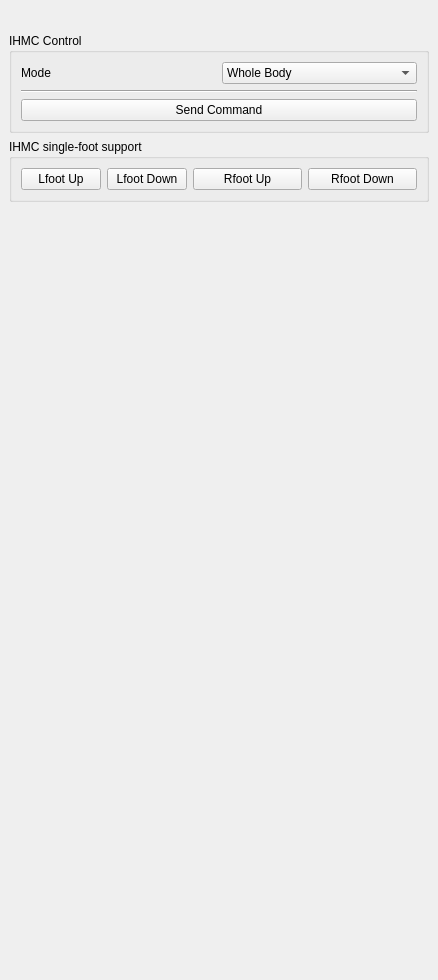
The window that software/modules/ohdirector/ui/ddValkyrieDriverPanel.ui (openhumanoids/oh-distro) describes before a commit, drawn with Qt 5.
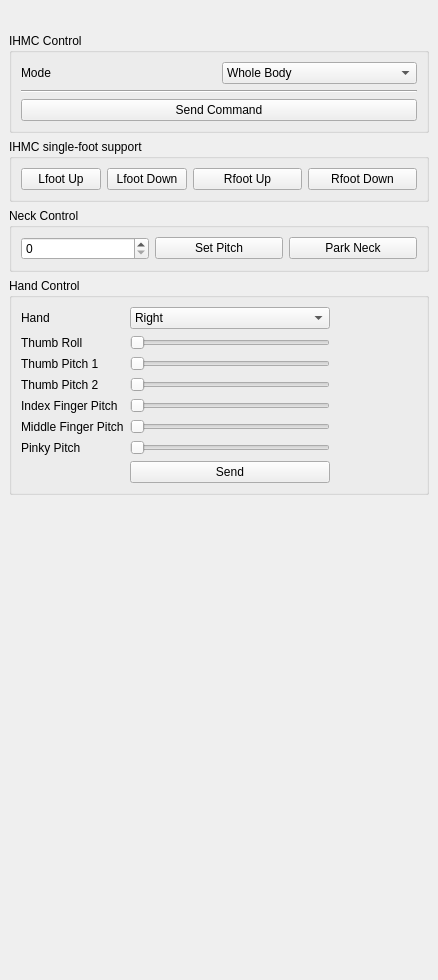
The same window after the commit.

Commit message: ddValkyrieDriverPanel.ui updates to include hand and neck control

```diff
--- a/software/modules/ohdirector/ui/ddValkyrieDriverPanel.ui
+++ b/software/modules/ohdirector/ui/ddValkyrieDriverPanel.ui
@@ -166,6 +166,218 @@
          </layout>
         </widget>
        </item>
+       <item>
+        <widget class="QGroupBox" name="neckControlBox">
+         <property name="minimumSize">
+          <size>
+           <width>0</width>
+           <height>0</height>
+          </size>
+         </property>
+         <property name="title">
+          <string>Neck Control</string>
+         </property>
+         <layout class="QHBoxLayout" name="horizontalLayout_2">
+          <item>
+           <widget class="QSpinBox" name="lowerNeckPitchSpinBox">
+            <property name="maximum">
+             <number>45</number>
+            </property>
+           </widget>
+          </item>
+          <item>
+           <widget class="QPushButton" name="setNeckPitchButton">
+            <property name="text">
+             <string>Set Pitch</string>
+            </property>
+           </widget>
+          </item>
+          <item>
+           <widget class="QPushButton" name="parkNeckButton">
+            <property name="text">
+             <string>Park Neck</string>
+            </property>
+           </widget>
+          </item>
+         </layout>
+        </widget>
+       </item>
+       <item>
+        <widget class="QGroupBox" name="handControlBox">
+         <property name="title">
+          <string>Hand Control</string>
+         </property>
+         <layout class="QGridLayout" name="gridLayout_2">
+          <item row="0" column="0">
+           <layout class="QFormLayout" name="formLayout">
+            <property name="fieldGrowthPolicy">
+             <enum>QFormLayout::AllNonFixedFieldsGrow</enum>
+            </property>
+            <item row="3" column="0">
+             <widget class="QLabel" name="thumbRollLabel">
+              <property name="text">
+               <string>Thumb Roll</string>
+              </property>
+             </widget>
+            </item>
+            <item row="3" column="1">
+             <widget class="QSlider" name="thumbRollSlider">
+              <property name="maximumSize">
+               <size>
+                <width>200</width>
+                <height>16777215</height>
+               </size>
+              </property>
+              <property name="orientation">
+               <enum>Qt::Horizontal</enum>
+              </property>
+             </widget>
+            </item>
+            <item row="4" column="0">
+             <widget class="QLabel" name="thumbPitch1Label">
+              <property name="text">
+               <string>Thumb Pitch 1</string>
+              </property>
+             </widget>
+            </item>
+            <item row="4" column="1">
+             <widget class="QSlider" name="thumbPitch1Slider">
+              <property name="maximumSize">
+               <size>
+                <width>200</width>
+                <height>16777215</height>
+               </size>
+              </property>
+              <property name="orientation">
+               <enum>Qt::Horizontal</enum>
+              </property>
+             </widget>
+            </item>
+            <item row="5" column="0">
+             <widget class="QLabel" name="thumbPitch2Label">
+              <property name="text">
+               <string>Thumb Pitch 2</string>
+              </property>
+             </widget>
+            </item>
+            <item row="5" column="1">
+             <widget class="QSlider" name="thumbPitch2Slider">
+              <property name="maximumSize">
+               <size>
+                <width>200</width>
+                <height>16777215</height>
+               </size>
+              </property>
+              <property name="orientation">
+               <enum>Qt::Horizontal</enum>
+              </property>
+             </widget>
+            </item>
+            <item row="6" column="0">
+             <widget class="QLabel" name="indexFingerPitchLabel">
+              <property name="text">
+               <string>Index Finger Pitch</string>
+              </property>
+             </widget>
+            </item>
+            <item row="6" column="1">
+             <widget class="QSlider" name="indexFingerPitchSlider">
+              <property name="maximumSize">
+               <size>
+                <width>200</width>
+                <height>16777215</height>
+               </size>
+              </property>
+              <property name="orientation">
+               <enum>Qt::Horizontal</enum>
+              </property>
+             </widget>
+            </item>
+            <item row="7" column="0">
+             <widget class="QLabel" name="middleFingerPitchLabel">
+              <property name="text">
+               <string>Middle Finger Pitch</string>
+              </property>
+             </widget>
+            </item>
+            <item row="7" column="1">
+             <widget class="QSlider" name="middleFingerPitchSlider">
+              <property name="maximumSize">
+               <size>
+                <width>200</width>
+                <height>16777215</height>
+               </size>
+              </property>
+              <property name="orientation">
+               <enum>Qt::Horizontal</enum>
+              </property>
+             </widget>
+            </item>
+            <item row="8" column="0">
+             <widget class="QLabel" name="pinkyPitchLabel">
+              <property name="text">
+               <string>Pinky Pitch</string>
+              </property>
+             </widget>
+            </item>
+            <item row="8" column="1">
+             <widget class="QSlider" name="pinkyPitchSlider">
+              <property name="maximumSize">
+               <size>
+                <width>200</width>
+                <height>16777215</height>
+               </size>
+              </property>
+              <property name="orientation">
+               <enum>Qt::Horizontal</enum>
+              </property>
+             </widget>
+            </item>
+            <item row="12" column="1">
+             <widget class="QPushButton" name="sendHandCommandButton">
+              <property name="maximumSize">
+               <size>
+                <width>200</width>
+                <height>16777215</height>
+               </size>
+              </property>
+              <property name="text">
+               <string>Send</string>
+              </property>
+             </widget>
+            </item>
+            <item row="2" column="0">
+             <widget class="QLabel" name="handLabel">
+              <property name="text">
+               <string>Hand</string>
+              </property>
+             </widget>
+            </item>
+            <item row="2" column="1">
+             <widget class="QComboBox" name="handSelectorComboBox">
+              <property name="maximumSize">
+               <size>
+                <width>200</width>
+                <height>16777215</height>
+               </size>
+              </property>
+              <item>
+               <property name="text">
+                <string>Right</string>
+               </property>
+              </item>
+              <item>
+               <property name="text">
+                <string>Left</string>
+               </property>
+              </item>
+             </widget>
+            </item>
+           </layout>
+          </item>
+         </layout>
+        </widget>
+       </item>
        <item>
         <spacer name="verticalSpacer">
          <property name="orientation">
```
Left out of the diff: 13 changed lines with no effect on the pictures.
